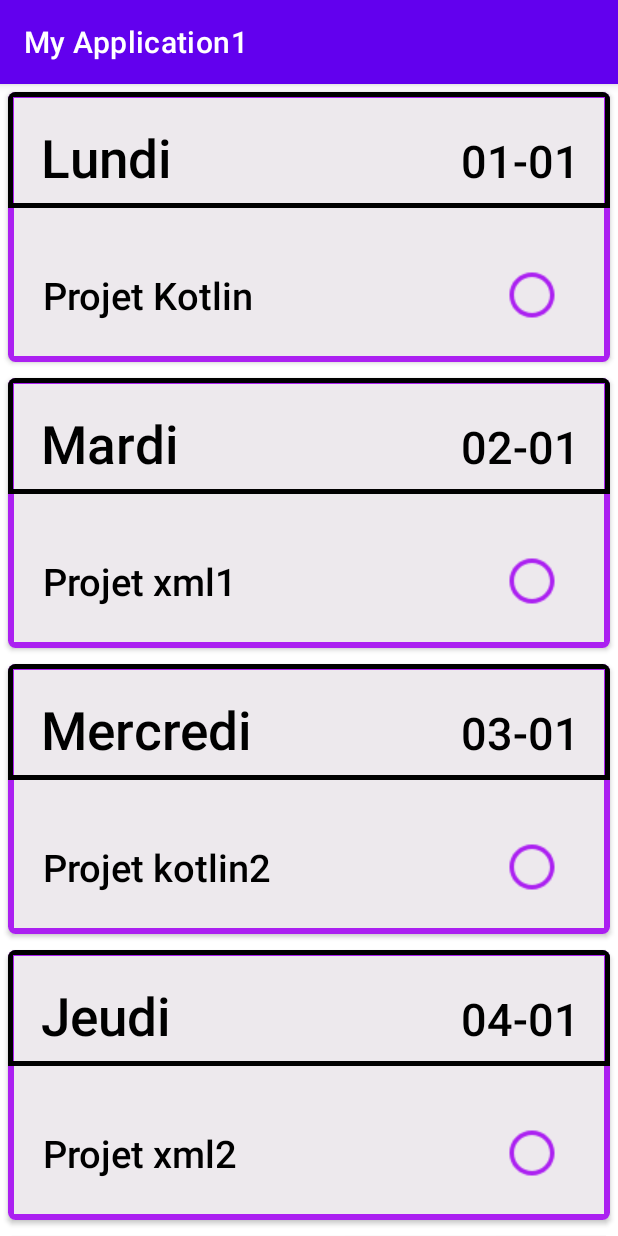
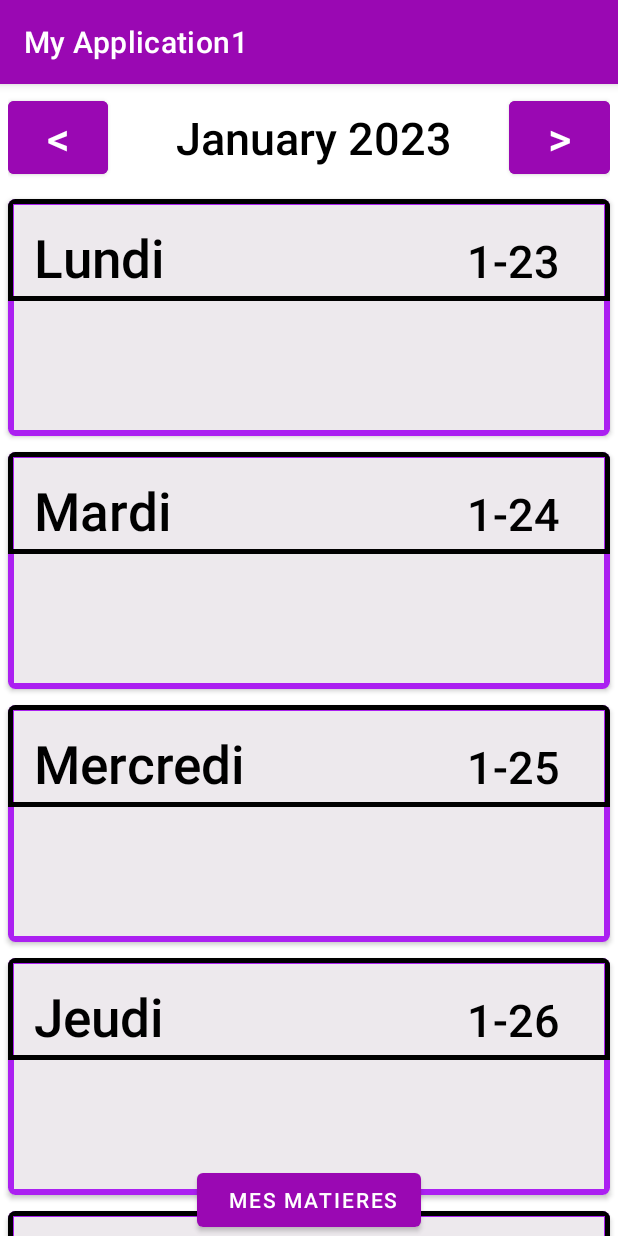
Before and after one commit to Oussafadi/GestionDeRevision-, an Android app: the screen it shows after launch (MainActivity), on a phone screen of 412 x 824 dp. Run offline under Robolectric (Android 15) with nearby library versions, the phone set to English and light mode, and no system bars.

Commit message:
Interface Principale

```diff
--- a/app/src/main/java/com/example/myapplication1/MainActivity.kt
+++ b/app/src/main/java/com/example/myapplication1/MainActivity.kt
@@ -1,56 +1,112 @@
 package com.example.myapplication1
 
 import android.content.Intent
+import android.os.Build
 import androidx.appcompat.app.AppCompatActivity
 import android.os.Bundle
+import android.view.View
 import android.widget.Button
+import android.widget.TextView
+import androidx.annotation.RequiresApi
 import androidx.recyclerview.widget.LinearLayoutManager
 import androidx.recyclerview.widget.RecyclerView
+import java.time.DayOfWeek
+import java.time.LocalDate
+import java.time.format.DateTimeFormatter
 
 class MainActivity : AppCompatActivity() {
 
+    private lateinit var recyclerView : RecyclerView
+    private lateinit var MonthYearText : TextView
+    private lateinit var Date : LocalDate
+
+
+
+    @RequiresApi(Build.VERSION_CODES.O)
     override fun onCreate(savedInstanceState: Bundle?) {
         super.onCreate(savedInstanceState)
         setContentView(R.layout.activity_main)
-//        //sohaib test
-//        val bt_matiere= findViewById<Button>(R.id.bt_matiere)
-//        bt_matiere.setOnClickListener {
-//            val intoaddmatiere=Intent(this,MatiereActivity::class.java)
-//            startActivity(intoaddmatiere)
-//        }
-//
-//
-//
-//        //test
 
-        val recyclerView : RecyclerView =findViewById(R.id.rv_revision)
-        // linear layout manager
+            //        sohaib test
+                    val bt_matiere= findViewById<Button>(R.id.bt_matiere)
+                     bt_matiere.setOnClickListener {
+                       val intoaddmatiere=Intent(this,MatiereActivity::class.java)
+                        startActivity(intoaddmatiere)
+                   }
+            //        test
+
+         Date = LocalDate.now()
+         findViews()
+         setAllViews()
+    }
+
+    private fun findViews() {
+         recyclerView =findViewById(R.id.rv_revision)
+         MonthYearText = findViewById(R.id.tv_MonthYear)
+    }
+
+    @RequiresApi(Build.VERSION_CODES.O)
+    private fun setMonthYearView() {
+        val formatter : DateTimeFormatter = DateTimeFormatter.ofPattern(" MMMM yyyy")
+        MonthYearText.setText(Date.format(formatter))
+    }
+
+    @RequiresApi(Build.VERSION_CODES.O)
+    private fun joursSemaine(): ArrayList<LocalDate> {
+        val days : ArrayList<LocalDate> = ArrayList()
+        var dimanche : LocalDate? = dernierJourSemaine()
+        val finSemaine : LocalDate = dimanche!!.plusWeeks(1)
+        dimanche= dimanche.plusDays(1)
+        val fin2 : LocalDate = finSemaine.plusDays(1)
+        while ( dimanche!!.isBefore(fin2)) {
+            days.add(dimanche!!)
+            dimanche = dimanche.plusDays(1)
+        }
+        return days
+    }
+
+    @RequiresApi(Build.VERSION_CODES.O)
+    private fun dernierJourSemaine(): LocalDate? {
+            val laSemaineDerniere : LocalDate = Date.minusWeeks(1)
+
+        while ( Date.isAfter(laSemaineDerniere)) {
+            if ( Date.dayOfWeek == DayOfWeek.SUNDAY) {
+                return Date
+            }
+            Date = Date.minusDays(1)
+        }
+        return null
+    }
+
+    @RequiresApi(Build.VERSION_CODES.O)
+    private fun setAllViews() {
+        setMonthYearView()
+        val days : ArrayList<LocalDate> = joursSemaine()
         val layoutManager = LinearLayoutManager(this)
         recyclerView.setLayoutManager(layoutManager)
-       // recyclerView.layoutManager = layoutManager
+        val Jours = listOf(
+            "Lundi",
+            "Mardi",
+            "Mercredi",
+            "Jeudi",
+            "Vendredi",
+            "Samedi",
+            "Dimanche"
+        )
+         val myadapter = RevisionAdapter(Jours,days)
+          recyclerView.setAdapter(myadapter)
+    }
 
+    @RequiresApi(Build.VERSION_CODES.O)
+    public fun SemaineProchaine(view : View) {
+        Date = Date.plusWeeks(1)
+        setAllViews()
+    }
 
-        var listeTaches : ArrayList<tacheRevision>?= ArrayList<tacheRevision>()
-        listeTaches?.add(tacheRevision("Projet Kotlin",false))
-        var listeTaches2 : ArrayList<tacheRevision> ?= ArrayList<tacheRevision>()
-        listeTaches2?.add(tacheRevision("Projet xml1",false))
-        var listeTaches3 : ArrayList<tacheRevision> ?= ArrayList<tacheRevision>()
-        listeTaches3?.add(tacheRevision("Projet kotlin2",false))
-        var listeTaches4 : ArrayList<tacheRevision> ?= ArrayList<tacheRevision>()
-        listeTaches4?.add(tacheRevision("Projet xml2",false))
-
-        var revisionList = listOf(
-            activiteRevision("Lundi " , listeTaches ,"01-01" ) ,
-            activiteRevision("Mardi", listeTaches2,"02-01") ,
-            activiteRevision("Mercredi", listeTaches3,"03-01"),
-            activiteRevision("Jeudi", listeTaches4,"04-01"),
-            activiteRevision("Vendredi", null,"05-01"),
-            activiteRevision("Samedi", null,"06-01"),
-            activiteRevision("Dimanche", null ,"07-01")
-
-        )
-        val myadapter = RevisionAdapter(revisionList)
-         recyclerView.setAdapter(myadapter)
+    @RequiresApi(Build.VERSION_CODES.O)
+    public fun SemainePrecedante(view : View) {
+     Date = Date.minusWeeks(1)
+        setAllViews()
     }
 
 
@@ -62,4 +118,6 @@ class MainActivity : AppCompatActivity() {
 
 
 
+
+
 }
--- a/app/src/main/java/com/example/myapplication1/RevisionAdapter.kt
+++ b/app/src/main/java/com/example/myapplication1/RevisionAdapter.kt
@@ -1,20 +1,24 @@
 package com.example.myapplication1
 
+import android.os.Build
 import android.view.LayoutInflater
 import android.view.View
 import android.view.ViewGroup
 import android.widget.ImageButton
 import android.widget.TextView
+import androidx.annotation.RequiresApi
 import androidx.recyclerview.widget.RecyclerView
+import java.time.LocalDate
+import java.time.format.DateTimeFormatter
 
-class RevisionAdapter( var activiteRevisionlist: List<activiteRevision>) : RecyclerView.Adapter<RevisionAdapter.ViewHolder>(){
+class RevisionAdapter( var Jours: List<String> , var days : ArrayList<LocalDate>) : RecyclerView.Adapter<RevisionAdapter.ViewHolder>(){
 
     // provide a reference to the views for each data item
     class ViewHolder(itemView: View) : RecyclerView.ViewHolder(itemView) {
         val tv_activiteday: TextView = itemView.findViewById(R.id.tv2_day)
         val tv_activitedate: TextView = itemView.findViewById(R.id.tv2_date)
         val tv_activitename: TextView = itemView.findViewById(R.id.tv2_name)
-        val tv_activitebutton: ImageButton = itemView.findViewById(R.id.completedButton)
+         val tv_activitebutton: ImageButton = itemView.findViewById(R.id.completedButton)
 
     }
 
@@ -26,21 +30,22 @@ class RevisionAdapter( var activiteRevisionlist: List<activiteRevision>) : Recyc
     }
 
     //replace the contents of a view (invoked by the layout manager)
+    @RequiresApi(Build.VERSION_CODES.O)
     override fun onBindViewHolder(holder: ViewHolder, position: Int) {
         // get the activite at the given position
-        val activiteRevision = activiteRevisionlist[position]
-
-        holder.tv_activiteday.text = activiteRevision.day
-        holder.tv_activitedate.text = activiteRevision.date
-        holder.tv_activitename.text = activiteRevision.taches?.get(0)?.name
+        val jour = Jours[position]
+        val datejours= days[position]
+        holder.tv_activiteday.text = jour
+        holder.tv_activitedate.text = datejours.monthValue.toString() + "-" + datejours.dayOfMonth.toString()
          // Si la tache existe on change la visibility du bouton a VISIBILE
-        if ( activiteRevision.taches?.get(0)?.name != null ) {
+       /* if ( activiteRevision.taches?.get(0)?.name != null ) {
             holder.tv_activitebutton.visibility=View.VISIBLE
         }
+        */
 
     }
     //  return la taille de la liste d'activite de revision
     override fun getItemCount(): Int {
-         return activiteRevisionlist.size
+         return Jours.size
     }
 }
--- a/app/src/main/res/layout/activity_main.xml
+++ b/app/src/main/res/layout/activity_main.xml
@@ -6,12 +6,71 @@
     android:layout_height="match_parent"
     tools:context=".MainActivity">
 
+    <LinearLayout
+        android:id="@+id/linearLayout"
+        android:layout_width="match_parent"
+        android:layout_height="wrap_content"
+        android:layout_marginTop="5dp"
+        android:layout_marginBottom="5dp"
+        android:layout_marginRight="5dp"
+        android:layout_marginLeft="5dp"
+        android:orientation="horizontal"
+        app:layout_constraintStart_toStartOf="parent"
+        app:layout_constraintTop_toTopOf="parent"
+        app:layout_constraintBottom_toTopOf="@id/rv_revision"
+        >
+        <Button
+            android:layout_width="0dp"
+            android:layout_weight="1"
+            android:layout_height="wrap_content"
+            android:text="@string/previous"
+            android:textSize="30sp"
+            android:backgroundTint="#9A08B3"
+            android:onClick="SemainePrecedante"
+            />
+
+        <TextView
+            android:id="@+id/tv_MonthYear"
+            android:layout_width="0dp"
+            android:text=" Jan 2023"
+            android:textSize="30sp"
+            android:textAlignment="center"
+            style="@style/TextAppearance.AppCompat.Title"
+            android:textColor="@color/black"
+            android:layout_height="wrap_content"
+            android:layout_weight="4"
+            />
+
+        <Button
+            android:layout_width="0dp"
+            android:layout_weight="1"
+            android:layout_height="wrap_content"
+            android:text="@string/next"
+            android:textSize="30sp"
+            android:backgroundTint="#9A08B3"
+            android:onClick="SemaineProchaine"
+            />
+
+
+    </LinearLayout>
+
     <androidx.recyclerview.widget.RecyclerView
         android:id="@+id/rv_revision"
-        android:layout_width="match_parent"
-        android:layout_height="match_parent"
-        tools:layout_editor_absoluteX="1dp"
-        tools:layout_editor_absoluteY="1dp" />
+        android:layout_width="0dp"
+        android:layout_height="0dp"
+        app:layout_constraintBottom_toBottomOf="parent"
+        app:layout_constraintEnd_toEndOf="parent"
+        app:layout_constraintStart_toStartOf="parent"
+        app:layout_constraintTop_toBottomOf="@+id/linearLayout" />
+
+    <Button
+        android:id="@+id/bt_matiere"
+        android:layout_width="wrap_content"
+        android:layout_height="wrap_content"
+        android:text=" Mes matieres"
+        app:layout_constraintBottom_toBottomOf="parent"
+        app:layout_constraintEnd_toEndOf="parent"
+        app:layout_constraintStart_toStartOf="parent" />
 
 <!--    <Button-->
 <!--        android:id="@+id/bt_matiere"-->
--- a/app/src/main/res/layout/jourlayout2.xml
+++ b/app/src/main/res/layout/jourlayout2.xml
@@ -7,7 +7,7 @@
     android:layout_margin="5dp"
     android:backgroundTint="#EDE9ED"
 
-    android:layout_height="180dp">
+    android:layout_height="wrap_content">
 
     <LinearLayout
 
@@ -18,7 +18,7 @@
 
         <LinearLayout
             android:orientation="horizontal"
-            android:padding="10dp"
+            android:padding="5dp"
             android:background="@drawable/border_black"
             android:layout_width="match_parent"
             android:layout_marginBottom="20dp"
@@ -44,14 +44,14 @@
                 android:layout_marginTop="10dp"
                 android:layout_marginEnd="10dp"
                 android:text="01-01"
-                android:textAlignment="center"
                 android:textColor="#000000"
                 style="@style/TextAppearance.AppCompat.Title"
                 android:textSize="30sp" />
         </LinearLayout>
 
         <LinearLayout
-            android:padding="8dp"
+            android:padding="5dp"
+            android:layout_marginBottom="10dp"
             android:orientation="horizontal"
             android:layout_width="match_parent"
             android:layout_height="wrap_content">
@@ -59,9 +59,9 @@
                 android:id="@+id/tv2_name"
                 android:layout_width="wrap_content"
                 android:layout_height="wrap_content"
-                android:layout_marginTop="5dp"
+                android:layout_marginTop="0dp"
                 android:layout_gravity="center"
-                android:text="Kotlin projet"
+                android:text=""
                 android:textColor="#000000"
                 style="@style/TextAppearance.AppCompat.Title"
                 android:layout_weight="1"
--- a/app/src/main/res/values/colors.xml
+++ b/app/src/main/res/values/colors.xml
@@ -1,6 +1,7 @@
 <?xml version="1.0" encoding="utf-8"?>
 <resources>
     <color name="purple_200">#FFBB86FC</color>
+    <color name="purple_dyalna"> #9A08B3 </color>
     <color name="purple_500">#FF6200EE</color>
     <color name="purple_700">#FF3700B3</color>
     <color name="teal_200">#FF03DAC5</color>
--- a/app/src/main/res/values/strings.xml
+++ b/app/src/main/res/values/strings.xml
@@ -1,4 +1,6 @@
 <resources>
     <string name="app_name">My Application1</string>
     <string name="checkbox">CheckBox</string>
+    <string name="previous"><![CDATA[<]]></string>
+    <string name="next"><![CDATA[>]]></string>
 </resources>
--- a/app/src/main/res/values/themes.xml
+++ b/app/src/main/res/values/themes.xml
@@ -2,8 +2,8 @@
     <!-- Base application theme. -->
     <style name="Theme.MyApplication1" parent="Theme.MaterialComponents.DayNight.DarkActionBar">
         <!-- Primary brand color. -->
-        <item name="colorPrimary">@color/purple_500</item>
-        <item name="colorPrimaryVariant">@color/purple_700</item>
+        <item name="colorPrimary">@color/purple_dyalna</item>
+        <item name="colorPrimaryVariant">@color/purple_200</item>
         <item name="colorOnPrimary">@color/white</item>
         <!-- Secondary brand color. -->
         <item name="colorSecondary">@color/teal_200</item>
```
